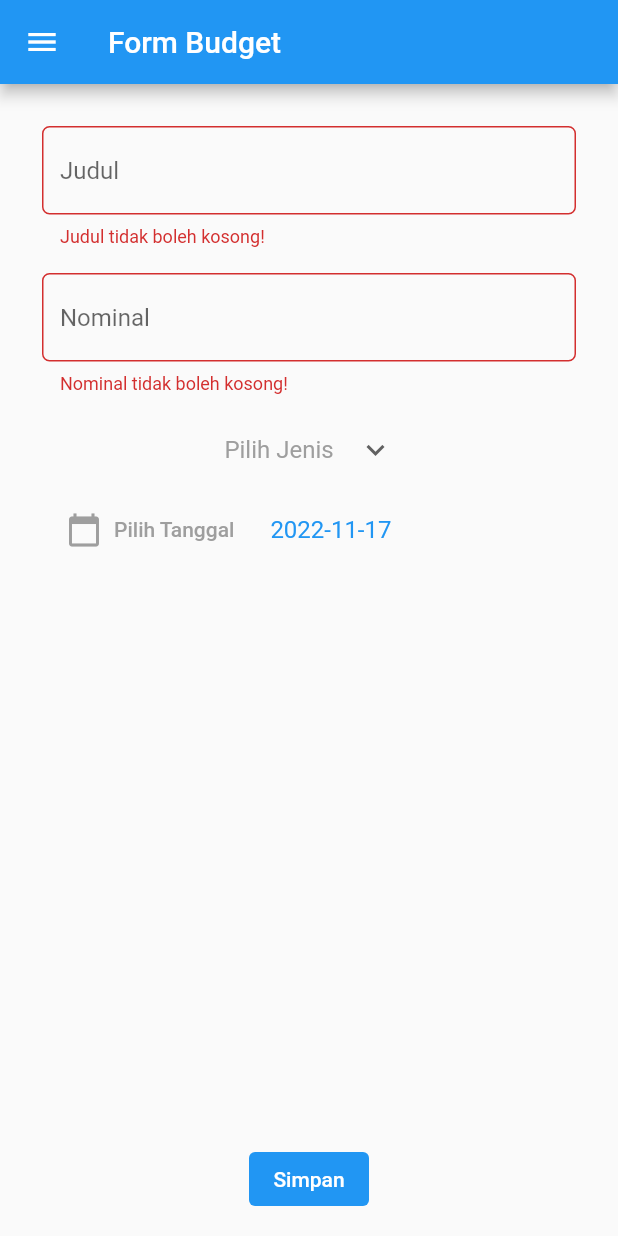
After one commit to fiqoanugrah/pbp-flutter-assg, a Flutter app: the FormBudgetPage screen opened directly, after a tap on "Simpan", on a phone screen of 412 x 824 dp. The commit adds this screen. Run offline on Flutter 3.47's test engine with Material 2 defaults, Android fonts, the phone set to English and light mode, and no system bars; missing offline and left inert: flutter_assigment; statements that could not run were skipped.

Commit message:
commit1st

```diff
--- /dev/null
+++ b/lib/form.dart
@@ -0,0 +1,277 @@
+import 'package:flutter/material.dart';
+import 'package:flutter/services.dart';
+import 'package:flutter_assignment/models/drawer.dart';
+
+class Budget {
+  String judul;
+  int nominal;
+  String tipe;
+  DateTime date;
+
+  Budget(this.judul, this.nominal, this.tipe, this.date);
+}
+
+List<Budget> dataBudget = <Budget>[];
+
+class FormBudgetPage extends StatefulWidget {
+  const FormBudgetPage({super.key});
+
+  @override
+  State<FormBudgetPage> createState() => _FormBudgetPageState();
+}
+
+class _FormBudgetPageState extends State<FormBudgetPage> {
+  final _formKey = GlobalKey<FormState>();
+  String? _judul;
+  int? _nominal;
+  String? jenis;
+  List<String> listJenis = ['Pemasukan', 'Pengeluaran'];
+  DateTime date = DateTime.now();
+
+  @override
+  Widget build(BuildContext context) {
+    return Scaffold(
+      appBar: AppBar(
+        title: Text("Form Budget"),
+      ),
+      drawer: DrawerApp(),
+      body: Container(
+        width: MediaQuery.of(context).size.width,
+        height: MediaQuery.of(context).size.height,
+        child: Column(
+          children: [
+            Form(
+              key: _formKey,
+              child: SingleChildScrollView(
+                child: Container(
+                  padding: const EdgeInsets.all(20.0),
+                  child: Column(
+                    children: [
+                      Padding(
+                        padding: const EdgeInsets.all(8.0),
+                        child: TextFormField(
+                          decoration: InputDecoration(
+                            hintText: "Judul",
+                            border: OutlineInputBorder(
+                              borderRadius: BorderRadius.circular(5.0),
+                            ),
+                          ),
+                          onChanged: (String? value) {
+                            setState(() {
+                              _judul = value!;
+                            });
+                          },
+                          onSaved: (String? value) {
+                            setState(() {
+                              _judul = value!;
+                            });
+                          },
+                          validator: (String? value) {
+                            if (value == null || value.isEmpty) {
+                              return 'Judul tidak boleh kosong!';
+                            }
+                            return null;
+                          },
+                        ),
+                      ),
+                      SizedBox(height: 1),
+                      Padding(
+                          padding: const EdgeInsets.all(8.0),
+                          child: TextFormField(
+                            decoration: InputDecoration(
+                              hintText: "Nominal",
+                              border: OutlineInputBorder(
+                                borderRadius: BorderRadius.circular(5.0),
+                              ),
+                            ),
+                            keyboardType: TextInputType.number,
+                            inputFormatters: <TextInputFormatter>[
+                              FilteringTextInputFormatter.digitsOnly
+                            ],
+                            onChanged: (String? value) {
+                              try {
+                                setState(() {
+                                  _nominal = int.parse(value!);
+                                });
+                              } on Exception {
+                                return;
+                              }
+                            },
+                            onSaved: (String? value) {
+                              setState(() {
+                                _nominal = int.parse(value!);
+                              });
+                            },
+                            validator: (String? value) {
+                              if (value == null || value.isEmpty) {
+                                return 'Nominal tidak boleh kosong!';
+                              }
+                              return null;
+                            },
+                          )),
+                      SizedBox(height: 5),
+                      Center(
+                        child: DropdownButtonHideUnderline(
+                          child: DropdownButton(
+                            hint: Container(
+                              child: const Text(
+                                "Pilih Jenis",
+                                style: TextStyle(color: Colors.grey),
+                                textAlign: TextAlign.center,
+                              ),
+                            ),
+                            value: jenis,
+                            icon: const Icon(Icons.keyboard_arrow_down),
+                            items: listJenis.map((String items) {
+                              return DropdownMenuItem(
+                                value: items,
+                                child: Text(items),
+                              );
+                            }).toList(),
+                            onChanged: (String? newValue) {
+                              setState(() {
+                                jenis = newValue!;
+                              });
+                            },
+                          ),
+                        ),
+                      ),
+                      SizedBox(height: 1),
+                      Center(
+                        child: ListTile(
+                          title: Text(
+                            date.toString().substring(0, 10),
+                            style: TextStyle(color: Colors.blue),
+                          ),
+                          leading: TextButton.icon(
+                            icon: const Icon(
+                              Icons.calendar_today,
+                              color: Colors.grey,
+                            ),
+                            label: const Text(
+                              "Pilih Tanggal",
+                              style: TextStyle(color: Colors.grey),
+                            ),
+                            onPressed: () async {
+                              final DateTime? date = await showDatePicker(
+                                context: context,
+                                initialDate: DateTime.now(),
+                                firstDate: DateTime(2000),
+                                lastDate: DateTime(2099),
+                              );
+                              if (date == null) {
+                                return;
+                              } else {
+                                setState(() {
+                                  this.date = date;
+                                });
+                              }
+                            },
+                          ),
+                        ),
+                      ),
+                    ],
+                  ),
+                ),
+              ),
+            ),
+            Expanded(
+              child: Center(
+                child: Padding(
+                  padding: const EdgeInsets.symmetric(vertical: 20),
+                  child: Align(
+                    alignment: Alignment.bottomCenter,
+                    child: TextButton(
+                      child: const Text(
+                        "Simpan",
+                        style: TextStyle(color: Colors.white),
+                      ),
+                      style: TextButton.styleFrom(
+                        backgroundColor: Colors.blue,
+                        padding: const EdgeInsets.all(8.0),
+                        tapTargetSize: MaterialTapTargetSize.shrinkWrap,
+                        fixedSize: Size(80, 20),
+                        alignment: Alignment.center,
+                      ),
+                      onPressed: () {
+                        if (_formKey.currentState!.validate()) {
+                          if (jenis == null) {
+                            showDialog(
+                              context: context,
+                              builder: (context) {
+                                return Dialog(
+                                  shape: RoundedRectangleBorder(
+                                    borderRadius: BorderRadius.circular(10),
+                                  ),
+                                  elevation: 15,
+                                  child: Container(
+                                    child: ListView(
+                                      padding: const EdgeInsets.only(
+                                          top: 20, bottom: 20),
+                                      shrinkWrap: true,
+                                      children: <Widget>[
+                                        Center(
+                                          child: const Text(
+                                              'Jenis tidak boleh kosong'),
+                                        ),
+                                        SizedBox(height: 20),
+                                        TextButton(
+                                          onPressed: () {
+                                            Navigator.pop(context);
+                                          },
+                                          child: Text('Kembali'),
+                                        ),
+                                      ],
+                                    ),
+                                  ),
+                                );
+                              },
+                            );
+                            return;
+                          }
+                          showDialog(
+                            context: context,
+                            builder: (context) {
+                              return Dialog(
+                                shape: RoundedRectangleBorder(
+                                  borderRadius: BorderRadius.circular(10),
+                                ),
+                                elevation: 15,
+                                child: Container(
+                                  child: ListView(
+                                    padding: const EdgeInsets.only(
+                                        top: 20, bottom: 20),
+                                    shrinkWrap: true,
+                                    children: <Widget>[
+                                      Center(
+                                        child: const Text(
+                                            'Berhasil Menambahkan Data'),
+                                      ),
+                                      SizedBox(height: 20),
+                                      TextButton(
+                                        onPressed: () {
+                                          Navigator.pop(context);
+                                        },
+                                        child: Text('Kembali'),
+                                      ),
+                                    ],
+                                  ),
+                                ),
+                              );
+                            },
+                          );
+                          dataBudget
+                              .add(Budget(_judul!, _nominal!, jenis!, date));
+                        }
+                      },
+                    ),
+                  ),
+                ),
+              ),
+            ),
+          ],
+        ),
+      ),
+    );
+  }
+}
--- a/lib/main.dart
+++ b/lib/main.dart
@@ -1,4 +1,7 @@
+import 'package:flutter_assigment/drawer.dart';
 import 'package:flutter/material.dart';
+import 'package:flutter_assigment/data_budget.dart';
+import 'package:flutter_assigment/form_budget.dart';
 
 void main() {
   runApp(const MyApp());
@@ -91,6 +94,7 @@ void _setText() {
         // the App.build method, and use it to set our appbar title.
         title: Text(widget.title),
       ),
+      drawer: DrawerApp(),
       body: Center(
         // Center is a layout widget. It takes a single child and positions it
         // in the middle of the parent.
```
Also changed, not shown: lib/data.dart (added, +52 -0 lines), lib/drawer.dart (added, +51 -0 lines), 1 other file.
